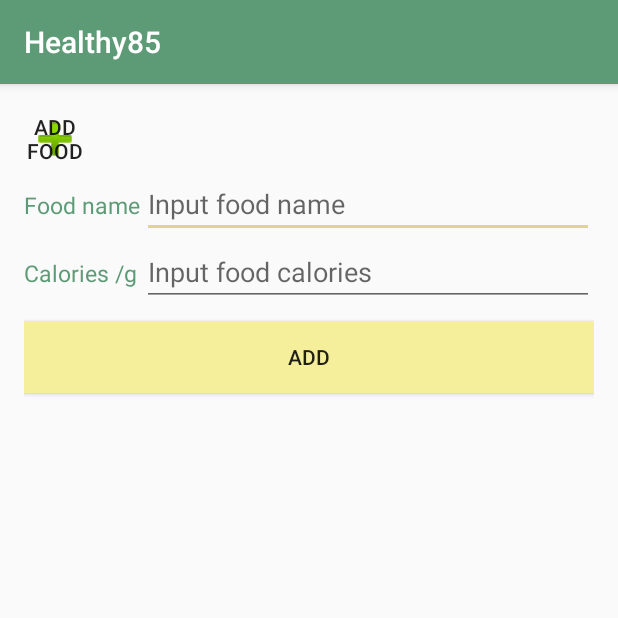
After one commit to SylviaZhang85/Healthy85, an Android app: the ConfigActivity screen opened directly, with no data from a screen before it, on a phone screen of 412 x 824 dp, the top half of it. The commit adds this screen. Run offline under Robolectric (Android 15) with nearby library versions, the phone set to English and light mode, and no system bars.

Commit message:
可自主添加食物和卡路里页面

```diff
--- a/app/src/main/AndroidManifest.xml
+++ b/app/src/main/AndroidManifest.xml
@@ -15,6 +15,8 @@
         android:roundIcon="@mipmap/ic_launcher_round"
         android:supportsRtl="true"
         android:theme="@style/AppTheme">
+        <activity android:name=".ConfigActivity"></activity>
+
         <meta-data
             android:name="com.google.android.actions"
             android:resource="@xml/network_security_config" />
--- /dev/null
+++ b/app/src/main/java/com/swufe/healthy85/ConfigActivity.java
@@ -0,0 +1,42 @@
+package com.swufe.healthy85;
+
+import android.content.Intent;
+import android.os.Bundle;
+import android.view.View;
+import android.widget.EditText;
+
+import androidx.appcompat.app.AppCompatActivity;
+
+import java.text.DecimalFormat;
+
+public class ConfigActivity extends AppCompatActivity {
+    EditText fName;
+    EditText fCalorie;
+    @Override
+    protected void onCreate(Bundle savedInstanceState) {
+        super.onCreate(savedInstanceState);
+        setContentView(R.layout.activity_config);
+
+        fName=(EditText)findViewById(R.id.change_food_name);
+        fCalorie=(EditText)findViewById(R.id.change_food_clories);
+
+        String title =getIntent().getStringExtra("title");
+        String calorie= getIntent().getStringExtra("calories");
+        float calories=0;
+        if(calorie!=null&&title!=null){
+            String[] strArr = calorie.split("\\/");
+            calories = Float.parseFloat(strArr[0])/Float.parseFloat(strArr[1]);
+            DecimalFormat format = new DecimalFormat("#.00");
+            String realCalories = format.format(calories);
+
+            fName.setText(title);
+            fCalorie.setText(realCalories);
+        }
+    }
+
+    public void openList(View btn){
+        //打开food页面
+        Intent foodList=new Intent(this,FoodActivity.class);
+        startActivity(foodList);
+    }
+}
--- /dev/null
+++ b/app/src/main/java/com/swufe/healthy85/DBHelper.java
@@ -0,0 +1,30 @@
+package com.swufe.healthy85;
+
+
+import android.content.Context;
+import android.database.sqlite.SQLiteDatabase;
+import android.database.sqlite.SQLiteOpenHelper;
+
+public class DBHelper extends SQLiteOpenHelper {
+
+    private static final int VERSION=1;
+    private static final String DB_NAME="healthy.db";
+    public static  final String TB_NAME="tb_foods";
+
+
+    public DBHelper(Context context,String name,SQLiteDatabase.CursorFactory factory,int version){
+        super(context, name, factory, version);
+    }
+    public DBHelper(Context context){
+        super(context,DB_NAME,null,VERSION);
+    }
+    @Override
+    public void onCreate(SQLiteDatabase db) {
+        db.execSQL("CREATE TABLE " +TB_NAME+"(ID INTEGER PRIMARY KEY AUTOINCREMENT,DATE DATE,FOODTYPE TEXT,CALORIES TEXT)");
+    }
+
+    @Override
+    public void onUpgrade(SQLiteDatabase db, int oldVersion, int newVersion) {
+
+    }
+}
--- a/app/src/main/java/com/swufe/healthy85/FoodActivity.java
+++ b/app/src/main/java/com/swufe/healthy85/FoodActivity.java
@@ -82,7 +82,6 @@ public class FoodActivity extends ListActivity implements Runnable, AdapterView.
         String detailStr = map.get("ItemDetail");
         Log.i(TAG,"onItemClick:titleStr="+ titleStr);
         Log.i(TAG,"onItemClick:detailStr="+ detailStr);
-
         TextView title=(TextView)view.findViewById(R.id.itemTitle);
         TextView detail=(TextView)view.findViewById(R.id.itemDetail);
         String title2 = String.valueOf(title.getText());
@@ -183,10 +182,10 @@ public class FoodActivity extends ListActivity implements Runnable, AdapterView.
         Log.i(TAG,"onItemClick:title2="+title2);
         Log.i(TAG,"onItemClick:detail2="+detail2);
         //打开新的页面传入参数
-        Intent MainActivity = new Intent(this,MainActivity.class);
-        MainActivity.putExtra("title",titleStr);
-        MainActivity.putExtra("calories",detailStr);
-        startActivity(MainActivity);
+        Intent ConfigActivity = new Intent(this,ConfigActivity.class);
+        ConfigActivity.putExtra("title",titleStr);
+        ConfigActivity.putExtra("calories",detailStr);
+        startActivity(ConfigActivity);
 
     }
 
--- a/app/src/main/java/com/swufe/healthy85/MainActivity.java
+++ b/app/src/main/java/com/swufe/healthy85/MainActivity.java
@@ -61,7 +61,7 @@ public class MainActivity extends AppCompatActivity {
     }
     public void openOne(View btn){
         //打开food页面
-        Intent food=new Intent(this,FoodActivity.class);
+        Intent food=new Intent(this,ConfigActivity.class);
         startActivity(food);
     }
     public void Click(View v){
--- /dev/null
+++ b/app/src/main/res/layout/activity_config.xml
@@ -0,0 +1,85 @@
+<?xml version="1.0" encoding="utf-8"?>
+<LinearLayout xmlns:android="http://schemas.android.com/apk/res/android"
+    xmlns:app="http://schemas.android.com/apk/res-auto"
+    xmlns:tools="http://schemas.android.com/tools"
+    android:layout_width="match_parent"
+    android:layout_height="match_parent"
+    android:paddingBottom="16dp"
+    android:paddingLeft="16dp"
+    android:paddingRight="16dp"
+    android:paddingTop="16dp"
+    android:orientation="vertical"
+    tools:context="com.swufe.healthy85.ConfigActivity">
+
+    <Button
+        android:id="@+id/button"
+        android:layout_width="41dp"
+        android:layout_height="41dp"
+        android:background="@android:drawable/ic_input_add"
+        android:text="@string/choose"
+        android:onClick="openList"
+        android:gravity="center"
+        />
+
+    <LinearLayout
+        android:layout_width="match_parent"
+        android:layout_height="wrap_content"
+        android:orientation="horizontal">
+
+        <TextView
+            android:id="@+id/foodName"
+            android:layout_width="157dp"
+            android:layout_height="wrap_content"
+            android:layout_weight="1"
+            android:text="@string/foodName"
+            android:textColor="@color/colorPrimary"
+            android:textSize="15sp" />
+
+        <EditText
+            android:id="@+id/change_food_name"
+            android:layout_width="match_parent"
+            android:layout_height="wrap_content"
+            android:layout_weight="1"
+            android:ems="10"
+            android:hint="@string/input_food_name"
+            android:inputType="text" />
+
+    </LinearLayout>
+
+
+    <LinearLayout
+        android:layout_width="match_parent"
+        android:layout_height="wrap_content"
+        android:orientation="horizontal">
+
+        <TextView
+            android:id="@+id/foodCalories"
+            android:layout_width="157dp"
+            android:layout_height="wrap_content"
+            android:layout_weight="1"
+            android:text="@string/foodCalories"
+            android:textColor="@color/colorPrimary"
+            android:textSize="15sp" />
+
+        <EditText
+            android:id="@+id/change_food_clories"
+            android:layout_width="match_parent"
+            android:layout_height="wrap_content"
+            android:layout_weight="1"
+            android:ems="10"
+
+            android:hint="@string/input_food_calories"
+            android:inputType="text" />
+
+    </LinearLayout>
+
+    <Button
+        android:id="@+id/btn_add"
+        android:layout_width="match_parent"
+        android:layout_height="wrap_content"
+        android:background="@color/colorbtn"
+        android:layout_marginTop="10dp"
+
+        android:text="@string/add_document" />
+
+</LinearLayout>
--- a/app/src/main/res/values/strings.xml
+++ b/app/src/main/res/values/strings.xml
@@ -1,8 +1,13 @@
 <resources>
     <string name="app_name">Healthy85</string>
     <string name="amount_hint">Input food weight(Units: g) </string>
-    <string name="choose">choose food type</string>
+    <string name="choose">Add food</string>
     <string name="calories">cal</string>
     <string name="choose_date">choose date</string>
+    <string name="foodName">Food name</string>
+    <string name="input_food_name">Input food name</string>
+    <string name="foodCalories">Calories /g</string>
+    <string name="input_food_calories">Input food calories</string>
+    <string name="add_document">ADD</string>
 
 </resources>
```
